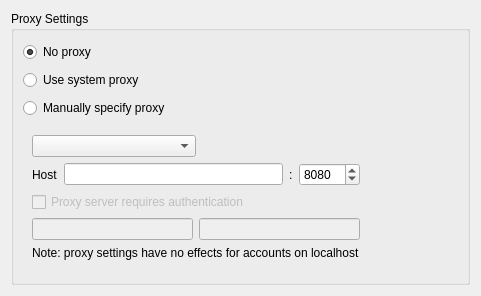
The window that src/gui/wizard/proxysettings.ui (nextcloud/desktop) describes before a commit, drawn with Qt 5.
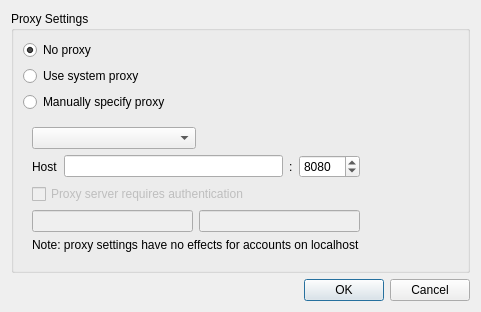
The same window after the commit.

Commit message: feat(wizard): makes entering proxy settings feasible for new accounts

The edit to the form file:
```diff
--- a/src/gui/wizard/proxysettings.ui
+++ b/src/gui/wizard/proxysettings.ui
@@ -29,33 +29,10 @@
       <string>Proxy Settings</string>
      </property>
      <layout class="QGridLayout" name="gridLayout_2">
-      <item row="0" column="0">
-       <widget class="QRadioButton" name="noProxyRadioButton_2">
+      <item row="2" column="0">
+       <widget class="QRadioButton" name="manualProxyRadioButton">
         <property name="text">
-         <string>No proxy</string>
-        </property>
-        <property name="checked">
-         <bool>true</bool>
-        </property>
-       </widget>
-      </item>
-      <item row="2" column="2">
-       <spacer name="horizontalSpacer_4">
-        <property name="orientation">
-         <enum>Qt::Orientation::Horizontal</enum>
-        </property>
-        <property name="sizeHint" stdset="0">
-         <size>
-          <width>40</width>
-          <height>20</height>
-         </size>
-        </property>
-       </spacer>
-      </item>
-      <item row="1" column="0">
-       <widget class="QRadioButton" name="systemProxyRadioButton_2">
-        <property name="text">
-         <string>Use system proxy</string>
+         <string>Manually specify proxy</string>
         </property>
        </widget>
       </item>
@@ -247,16 +224,59 @@
         </item>
        </layout>
       </item>
-      <item row="2" column="0">
-       <widget class="QRadioButton" name="manualProxyRadioButton_2">
+      <item row="1" column="0">
+       <widget class="QRadioButton" name="systemProxyRadioButton">
         <property name="text">
-         <string>Manually specify proxy</string>
+         <string>Use system proxy</string>
         </property>
        </widget>
       </item>
+      <item row="0" column="0">
+       <widget class="QRadioButton" name="noProxyRadioButton">
+        <property name="text">
+         <string>No proxy</string>
+        </property>
+        <property name="checked">
+         <bool>true</bool>
+        </property>
+       </widget>
+      </item>
+      <item row="2" column="2">
+       <spacer name="horizontalSpacer_4">
+        <property name="orientation">
+         <enum>Qt::Orientation::Horizontal</enum>
+        </property>
+        <property name="sizeHint" stdset="0">
+         <size>
+          <width>40</width>
+          <height>20</height>
+         </size>
+        </property>
+       </spacer>
+      </item>
+      <item row="4" column="0">
+       <spacer name="verticalSpacer">
+        <property name="orientation">
+         <enum>Qt::Orientation::Vertical</enum>
+        </property>
+        <property name="sizeHint" stdset="0">
+         <size>
+          <width>20</width>
+          <height>40</height>
+         </size>
+        </property>
+       </spacer>
+      </item>
      </layout>
     </widget>
    </item>
+   <item row="1" column="0">
+    <widget class="QDialogButtonBox" name="buttonBox">
+     <property name="standardButtons">
+      <set>QDialogButtonBox::StandardButton::Cancel|QDialogButtonBox::StandardButton::Ok</set>
+     </property>
+    </widget>
+   </item>
   </layout>
  </widget>
  <resources/>
```
Left out of the diff: 22 changed lines with no effect on the pictures. The commit also changes 3 other files.
